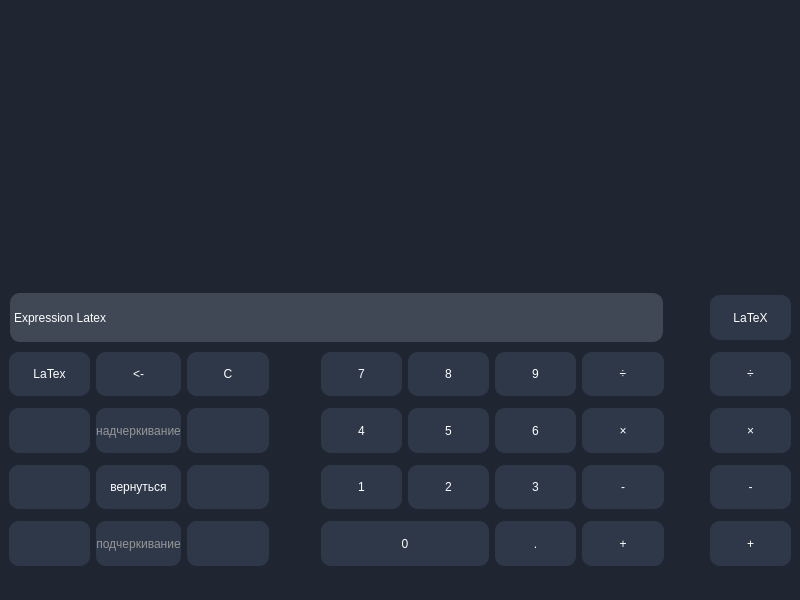
This is Calculate/mainwindow.ui in llilyshkall/calculate as Qt 5 draws it before an edit. The edited form follows.
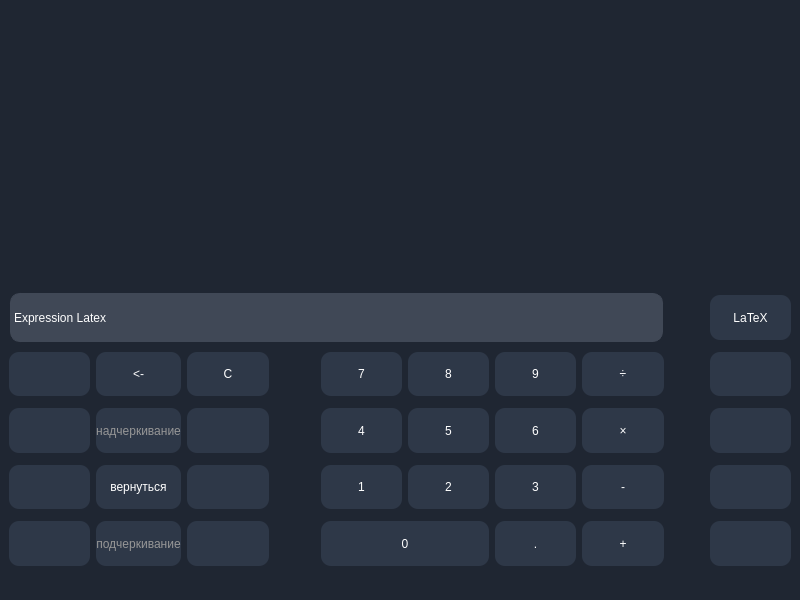
This is the edited form. Custom widgets are drawn as their Qt base class.

Diff of the .ui file:
```diff
--- a/Calculate/mainwindow.ui
+++ b/Calculate/mainwindow.ui
@@ -109,7 +109,7 @@
        </widget>
       </item>
       <item row="2" column="6">
-       <widget class="QPushButton" name="pushButton_24">
+       <widget class="QPushButton" name="pushButton_6">
         <property name="sizePolicy">
          <sizepolicy hsizetype="Preferred" vsizetype="Expanding">
           <horstretch>0</horstretch>
@@ -146,6 +146,9 @@
       </item>
       <item row="1" column="9">
        <widget class="QPushButton" name="pushButton_32">
+        <property name="enabled">
+         <bool>false</bool>
+        </property>
         <property name="sizePolicy">
          <sizepolicy hsizetype="Preferred" vsizetype="Expanding">
           <horstretch>0</horstretch>
@@ -176,12 +179,12 @@
 }</string>
         </property>
         <property name="text">
-         <string>÷</string>
+         <string/>
         </property>
        </widget>
       </item>
       <item row="2" column="1">
-       <widget class="QPushButton" name="pushButton_5">
+       <widget class="QPushButton" name="pushButton_overlining">
         <property name="enabled">
          <bool>false</bool>
         </property>
@@ -257,6 +260,9 @@
       </item>
       <item row="2" column="9">
        <widget class="QPushButton" name="pushButton_30">
+        <property name="enabled">
+         <bool>false</bool>
+        </property>
         <property name="sizePolicy">
          <sizepolicy hsizetype="Preferred" vsizetype="Expanding">
           <horstretch>0</horstretch>
@@ -287,7 +293,7 @@
 }</string>
         </property>
         <property name="text">
-         <string>×</string>
+         <string/>
         </property>
        </widget>
       </item>
@@ -550,7 +556,7 @@
        </widget>
       </item>
       <item row="2" column="5">
-       <widget class="QPushButton" name="pushButton_20">
+       <widget class="QPushButton" name="pushButton_5">
         <property name="sizePolicy">
          <sizepolicy hsizetype="Preferred" vsizetype="Expanding">
           <horstretch>0</horstretch>
@@ -737,6 +743,9 @@
       </item>
       <item row="4" column="9">
        <widget class="QPushButton" name="pushButton_29">
+        <property name="enabled">
+         <bool>false</bool>
+        </property>
         <property name="sizePolicy">
          <sizepolicy hsizetype="Preferred" vsizetype="Expanding">
           <horstretch>0</horstretch>
@@ -767,7 +776,7 @@
 }</string>
         </property>
         <property name="text">
-         <string>+</string>
+         <string/>
         </property>
        </widget>
       </item>
@@ -828,6 +837,9 @@
       </item>
       <item row="1" column="0">
        <widget class="QPushButton" name="pushButton_10">
+        <property name="enabled">
+         <bool>false</bool>
+        </property>
         <property name="sizePolicy">
          <sizepolicy hsizetype="Preferred" vsizetype="Expanding">
           <horstretch>0</horstretch>
@@ -858,7 +870,7 @@
 }</string>
         </property>
         <property name="text">
-         <string>LaTex</string>
+         <string/>
         </property>
        </widget>
       </item>
@@ -899,7 +911,7 @@
        </widget>
       </item>
       <item row="4" column="1">
-       <widget class="QPushButton" name="pushButton_6">
+       <widget class="QPushButton" name="pushButton_underlining">
         <property name="enabled">
          <bool>false</bool>
         </property>
@@ -940,7 +952,7 @@
       <item row="3" column="9">
        <widget class="QPushButton" name="pushButton_31">
         <property name="enabled">
-         <bool>true</bool>
+         <bool>false</bool>
         </property>
         <property name="sizePolicy">
          <sizepolicy hsizetype="Preferred" vsizetype="Expanding">
@@ -972,7 +984,7 @@
 }</string>
         </property>
         <property name="text">
-         <string>-</string>
+         <string/>
         </property>
        </widget>
       </item>
```
Left out of the diff: 39 changed lines with no effect on the pictures.
